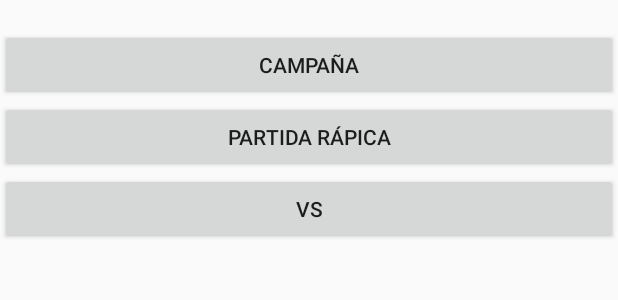
After one commit to Tits-RULS/Shielded, an Android app: the layout menu.xml on its own in the app's theme, with its tools: preview values and no code run, on a phone screen of 412 x 824 dp. The commit adds this screen. Shown: the top 300 px of the screen. Run offline under Robolectric (Android 15) with nearby library versions, the phone set to English and light mode, and no system bars.

Commit message:
añadidos nuevos layaout para menus y renombrados otros, falta la gestión

```diff
--- a/app/src/main/java/eus/tta/shielded/HardIA.java
+++ b/app/src/main/java/eus/tta/shielded/HardIA.java
@@ -58,6 +58,7 @@ public class HardIA implements IA {
 	/* (non-Javadoc)
 	 * @see com.example.shielded2.IA#turn()
 	 */
+	@Override
 	public int turn(){
 		/*comprobar cuadrados*/
 		int act=-1;
--- /dev/null
+++ b/app/src/main/res/layout/menu.xml
@@ -0,0 +1,34 @@
+<?xml version="1.0" encoding="utf-8"?>
+<LinearLayout xmlns:android="http://schemas.android.com/apk/res/android"
+    android:orientation="vertical" android:layout_width="match_parent"
+    android:layout_height="match_parent">
+
+    <GridLayout
+        android:layout_width="match_parent"
+        android:layout_height="wrap_content"
+        android:columnCount="2"
+        android:rowCount="1">
+        <TextView
+            android:layout_width="wrap_content"
+            android:layout_height="wrap_content"
+            android:id="@+id/user_name"/>
+        <ImageView android:layout_width="wrap_content"
+            android:layout_height="wrap_content"
+            android:id="@+id/user_pic" />
+    </GridLayout>
+
+    <Button
+        android:layout_width="match_parent"
+        android:layout_height="wrap_content"
+        android:text="@string/menu_campana"/>
+
+    <Button
+        android:layout_width="match_parent"
+        android:layout_height="wrap_content"
+        android:text="@string/menu_partida"/>
+
+    <Button
+        android:layout_width="match_parent"
+        android:layout_height="wrap_content"
+        android:text="@string/menu_vs"/>
+</LinearLayout>
--- a/app/src/main/res/values/strings.xml
+++ b/app/src/main/res/values/strings.xml
@@ -1,4 +1,14 @@
 <resources>
     <string name="app_name">Shielded</string>
     <string name="action_settings">Settings</string>
+    <!-- Strings para el apartado de menus -->
+    <string name="menu_campana">Campaña</string>
+    <string name="menu_partida">Partida Rápica</string>
+    <string name="menu_vs">VS</string>
+    <string name="menu_1vs1">1vs1</string>
+    <string name="menu_online">Online</string>
+    <string name="menu_bluetooth">Bluetooth</string>
+    <string name="menu_facil">Fácil</string>
+    <string name="menu_medio">Medio</string>
+    <string name="menu_dificil">Difícil</string>
 </resources>
```
Also changed, not shown: app/src/main/java/eus/tta/shielded/MainActivity.java (+9 -11 lines), app/src/main/res/layout/menu_match.xml (added, +35 -0 lines), app/src/main/res/layout/menu_vs.xml (added, +35 -0 lines), app/src/main/res/layout/cover.xml (renamed from app/src/main/res/layout/activity_main.xml), app/src/main/res/layout/menu_dimension.xml (renamed from app/src/main/res/layout/map_selection.xml), app/src/main/res/layout/menu_theme.xml (renamed from app/src/main/res/layout/theme_selection.xml).
